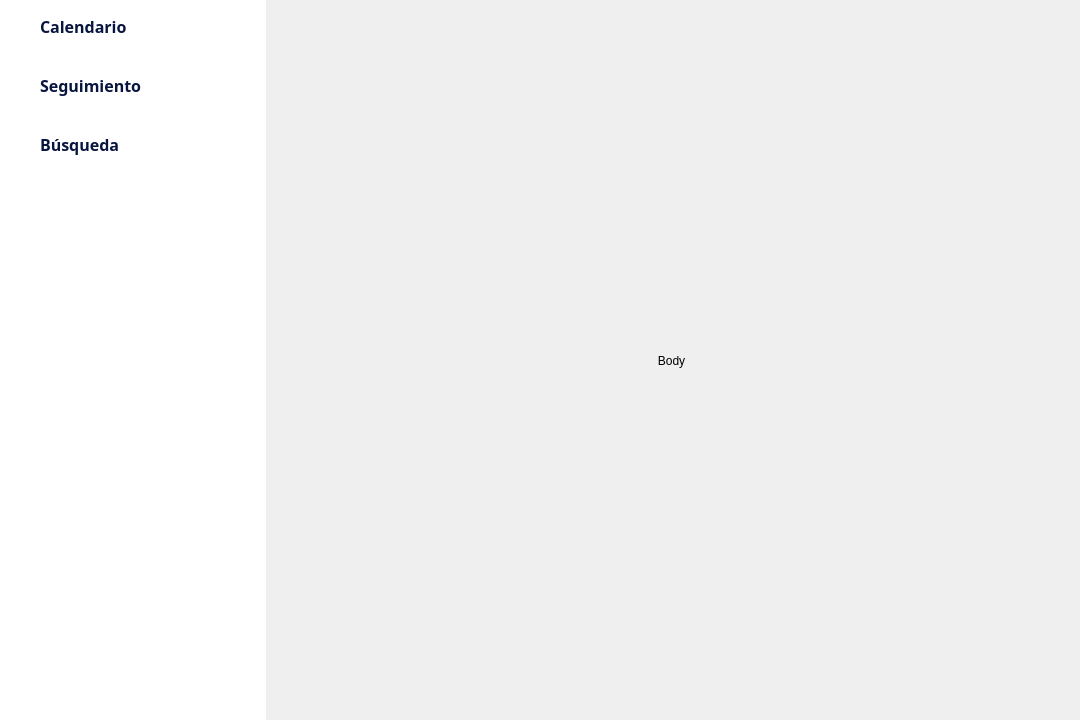
Old version of the form boxpile.ui in the repository ErtonDev/TR-ES_JG.
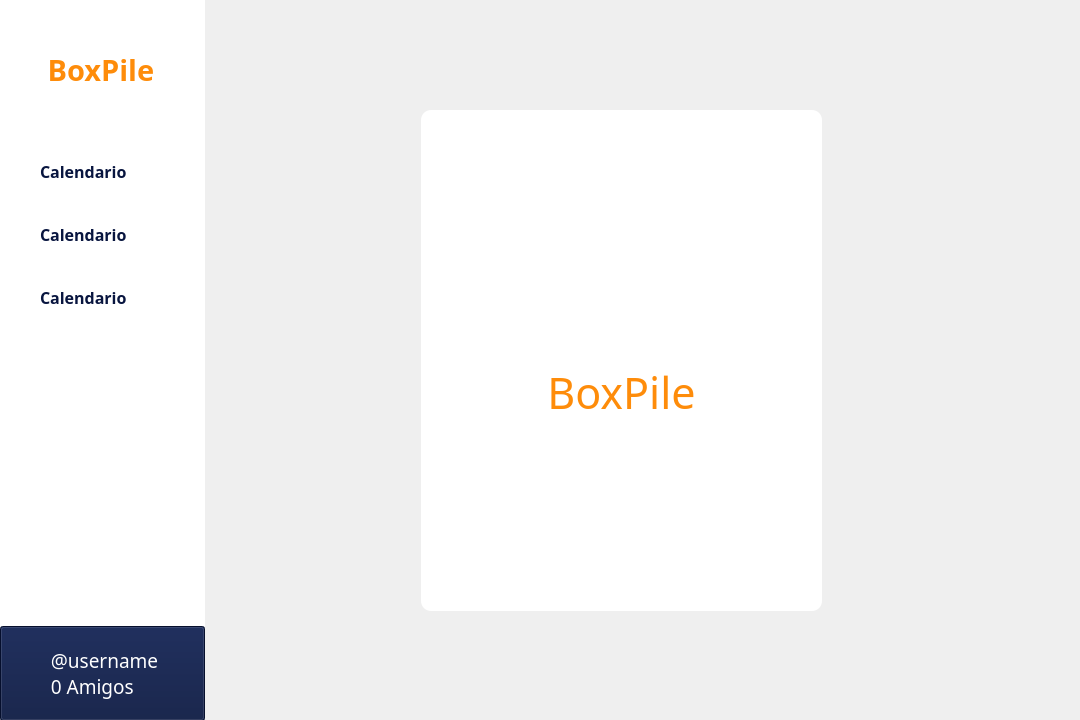
New version of the form. Icons and pictures are not drawn.

Commit message:
Further imporvement of window resizing
Added scalable layouts and tested different versions in the layouttest files

Diff of the .ui file:
```diff
--- a/boxpile.ui
+++ b/boxpile.ui
@@ -22,33 +22,49 @@
      <rect>
       <x>0</x>
       <y>0</y>
-      <width>1071</width>
+      <width>1081</width>
       <height>721</height>
      </rect>
     </property>
-    <layout class="QHBoxLayout" name="mainLayout" stretch="1,3">
+    <layout class="QHBoxLayout" name="mainLayout" stretch="1,100">
      <item>
-      <widget class="QFrame" name="sideBar_frame">
+      <layout class="QVBoxLayout" name="sideBarLayout" stretch="0,0,0,0,0,0">
+       <property name="spacing">
+        <number>0</number>
+       </property>
+       <item>
+        <widget class="QPushButton" name="pushButton_2">
+         <property name="font">
+          <font>
+           <family>Ubuntu Light</family>
+           <pointsize>22</pointsize>
+           <weight>75</weight>
+           <bold>true</bold>
+          </font>
+         </property>
        <property name="styleSheet">
-        <string notr="true">background-color: rgb(255, 255, 255);
-border-radius: 0px;</string>
-       </property>
-       <property name="frameShape">
-        <enum>QFrame::StyledPanel</enum>
-       </property>
-       <property name="frameShadow">
-        <enum>QFrame::Raised</enum>
-       </property>
-       <widget class="QWidget" name="verticalLayoutWidget_2">
-        <property name="geometry">
-         <rect>
-          <x>0</x>
-          <y>0</y>
-          <width>271</width>
-          <height>701</height>
-         </rect>
-        </property>
-        <layout class="QVBoxLayout" name="sideBar_layout">
+          <string notr="true">color: rgb(254, 140, 10);
+background-color: rgb(255, 255, 255);
+border-radius: 0px;
+padding: 50px;
+padding-left: 40px;
+text-align: left;</string>
+         </property>
+         <property name="text">
+          <string> BoxPile</string>
+         </property>
+         <property name="icon">
+          <iconset>
+           <normaloff>resources/logoTR_orange.png</normaloff>resources/logoTR_orange.png</iconset>
+         </property>
+         <property name="iconSize">
+          <size>
+           <width>45</width>
+           <height>45</height>
+          </size>
+         </property>
+        </widget>
+       </item>
          <item>
           <widget class="QPushButton" name="btnCalendario">
            <property name="font">
@@ -61,10 +77,12 @@
            </property>
            <property name="styleSheet">
             <string notr="true">QPushButton {
-	padding: 15px;
+	padding: 20px;
 	padding-left: 40px;
 	text-align: left;
 	color: rgb(8, 21, 63);
+	background-color: rgb(255, 255, 255);
+	border-radius: 0px;
 }
 
 QPushButton:hover {
@@ -78,7 +96,7 @@
           </widget>
          </item>
          <item>
-          <widget class="QPushButton" name="btnSeguimientol">
+        <widget class="QPushButton" name="btnSeguimiento">
            <property name="font">
             <font>
              <family>Ubuntu Light</family>
@@ -89,10 +107,12 @@
            </property>
            <property name="styleSheet">
             <string notr="true">QPushButton {
-	padding: 15px;
+	padding: 20px;
 	padding-left: 40px;
 	text-align: left;
 	color: rgb(8, 21, 63);
+	background-color: rgb(255, 255, 255);
+	border-radius: 0px;
 }
 
 QPushButton:hover {
@@ -101,7 +121,7 @@
 </string>
            </property>
            <property name="text">
-            <string>Seguimiento</string>
+          <string>Calendario</string>
            </property>
           </widget>
          </item>
@@ -117,10 +137,12 @@
            </property>
            <property name="styleSheet">
             <string notr="true">QPushButton {
-	padding: 15px;
+	padding: 20px;
 	padding-left: 40px;
 	text-align: left;
 	color: rgb(8, 21, 63);
+	background-color: rgb(255, 255, 255);
+	border-radius: 0px;
 }
 
 QPushButton:hover {
@@ -129,40 +151,254 @@
 </string>
            </property>
            <property name="text">
-            <string>Búsqueda</string>
+          <string>Calendario</string>
            </property>
           </widget>
          </item>
          <item>
-          <spacer name="verticalSpacer">
-           <property name="orientation">
-            <enum>Qt::Vertical</enum>
-           </property>
-           <property name="sizeHint" stdset="0">
+        <widget class="QFrame" name="sideBarFill">
+         <property name="styleSheet">
+          <string notr="true">background-color: rgb(255, 255, 255);
+border-radius: 0px;</string>
+         </property>
+         <property name="frameShape">
+          <enum>QFrame::StyledPanel</enum>
+         </property>
+         <property name="frameShadow">
+          <enum>QFrame::Raised</enum>
+         </property>
+        </widget>
+       </item>
+       <item>
+        <widget class="QPushButton" name="pushButton">
+         <property name="font">
+          <font>
+           <family>Ubuntu Light</family>
+           <pointsize>14</pointsize>
+          </font>
+         </property>
+         <property name="styleSheet">
+          <string notr="true">color: rgb(255, 255, 255);
+background-color: rgb(8, 21, 63);
+padding: 20px;
+padding-left: 40px;
+text-align: left</string>
+         </property>
+         <property name="text">
+          <string>  @username
+  0 Amigos</string>
+         </property>
+         <property name="icon">
+          <iconset>
+           <normaloff>resources/logoTR_blue.png</normaloff>resources/logoTR_blue.png</iconset>
+         </property>
+         <property name="iconSize">
             <size>
-             <width>20</width>
-             <height>40</height>
-            </size>
-           </property>
-          </spacer>
-         </item>
-        </layout>
-       </widget>
-      </widget>
-     </item>
+           <width>45</width>
+           <height>45</height>
+          </size>
+         </property>
+        </widget>
+       </item>
+      </layout>
+     </item>
+     <item>
+      <layout class="QGridLayout" name="bodyLayout">
+       <item row="0" column="0">
+        <widget class="QStackedWidget" name="stackedWidget">
+         <property name="currentIndex">
+          <number>0</number>
+         </property>
+         <widget class="QWidget" name="loginPage">
+          <widget class="QWidget" name="gridLayoutWidget_2">
+           <property name="geometry">
+            <rect>
+             <x>10</x>
+             <y>10</y>
+             <width>801</width>
+             <height>701</height>
+            </rect>
+           </property>
+           <layout class="QGridLayout" name="loginGrid" rowstretch="1,5,1" columnstretch="1,2,1">
+            <property name="spacing">
+             <number>0</number>
+            </property>
+            <item row="0" column="2">
+             <widget class="QFrame" name="loginGrey3">
+              <property name="styleSheet">
+               <string notr="true">border-radius: 0px;</string>
+              </property>
+              <property name="frameShape">
+               <enum>QFrame::StyledPanel</enum>
+              </property>
+              <property name="frameShadow">
+               <enum>QFrame::Raised</enum>
+              </property>
+             </widget>
+            </item>
+            <item row="0" column="1">
+             <widget class="QFrame" name="loginGrey2">
+              <property name="styleSheet">
+               <string notr="true">border-radius: 0px;</string>
+              </property>
+              <property name="frameShape">
+               <enum>QFrame::StyledPanel</enum>
+              </property>
+              <property name="frameShadow">
+               <enum>QFrame::Raised</enum>
+              </property>
+             </widget>
+            </item>
+            <item row="1" column="2">
+             <widget class="QFrame" name="loginGrey5">
+              <property name="styleSheet">
+               <string notr="true">border-radius: 0px;</string>
+              </property>
+              <property name="frameShape">
+               <enum>QFrame::StyledPanel</enum>
+              </property>
+              <property name="frameShadow">
+               <enum>QFrame::Raised</enum>
+              </property>
+             </widget>
+            </item>
+            <item row="0" column="0">
+             <widget class="QFrame" name="loginGrey1">
+              <property name="styleSheet">
+               <string notr="true">border-radius: 0px;</string>
+              </property>
+              <property name="frameShape">
+               <enum>QFrame::StyledPanel</enum>
+              </property>
+              <property name="frameShadow">
+               <enum>QFrame::Raised</enum>
+              </property>
+             </widget>
+            </item>
+            <item row="1" column="0">
+             <widget class="QFrame" name="loginGrey4">
+              <property name="styleSheet">
+               <string notr="true">border-radius: 0px;</string>
+              </property>
+              <property name="frameShape">
+               <enum>QFrame::StyledPanel</enum>
+              </property>
+              <property name="frameShadow">
+               <enum>QFrame::Raised</enum>
+              </property>
+             </widget>
+            </item>
+            <item row="2" column="0">
+             <widget class="QFrame" name="loginGrey6">
+              <property name="styleSheet">
+               <string notr="true">border-radius: 0px;</string>
+              </property>
+              <property name="frameShape">
+               <enum>QFrame::StyledPanel</enum>
+              </property>
+              <property name="frameShadow">
+               <enum>QFrame::Raised</enum>
+              </property>
+             </widget>
+            </item>
+            <item row="2" column="1">
+             <widget class="QFrame" name="loginGrey7">
+              <property name="styleSheet">
+               <string notr="true">border-radius: 0px;</string>
+              </property>
+              <property name="frameShape">
+               <enum>QFrame::StyledPanel</enum>
+              </property>
+              <property name="frameShadow">
+               <enum>QFrame::Raised</enum>
+              </property>
+             </widget>
+            </item>
+            <item row="2" column="2">
+             <widget class="QFrame" name="loginGrey8">
+              <property name="styleSheet">
+               <string notr="true">border-radius: 0px;</string>
+              </property>
+              <property name="frameShape">
+               <enum>QFrame::StyledPanel</enum>
+              </property>
+              <property name="frameShadow">
+               <enum>QFrame::Raised</enum>
+              </property>
+             </widget>
+            </item>
+            <item row="1" column="1">
+             <widget class="QWidget" name="loginWidget" native="true">
+              <property name="styleSheet">
+               <string notr="true">background-color: rgb(255, 255, 255);
+border-radius: 10px;</string>
+              </property>
+              <widget class="QWidget" name="verticalLayoutWidget_2">
+               <property name="geometry">
+                <rect>
+                 <x>10</x>
+                 <y>10</y>
+                 <width>381</width>
+                 <height>481</height>
+                </rect>
+               </property>
+               <layout class="QVBoxLayout" name="loginVLayout" stretch="5,0,3">
+                <property name="spacing">
+                 <number>0</number>
+                </property>
      <item>
-      <layout class="QVBoxLayout" name="bodyLayout">
+                 <widget class="QPushButton" name="loginLogo">
+                  <property name="styleSheet">
+                   <string notr="true">padding-top: 40px;
+padding-left: 80px;
+padding-right: 80px;
+padding-bottom: 10px;</string>
+                  </property>
+                  <property name="text">
+                   <string/>
+                  </property>
+                  <property name="icon">
+                   <iconset>
+                    <normaloff>resources/logoTR_orange.png</normaloff>resources/logoTR_orange.png</iconset>
+                  </property>
+                  <property name="iconSize">
+                   <size>
+                    <width>140</width>
+                    <height>140</height>
+                   </size>
+                  </property>
+                 </widget>
+                </item>
        <item>
-        <widget class="QLabel" name="label">
+                 <widget class="QLabel" name="loginTitle">
+                  <property name="font">
+                   <font>
+                    <family>Ubuntu Light</family>
+                    <pointsize>32</pointsize>
+                   </font>
+                  </property>
          <property name="styleSheet">
-          <string notr="true">color: rgb(0, 0, 0);</string>
+                   <string notr="true">color: rgb(254, 140, 10);</string>
          </property>
          <property name="text">
-          <string>Body</string>
+                   <string>BoxPile</string>
          </property>
          <property name="alignment">
           <set>Qt::AlignCenter</set>
          </property>
+                 </widget>
+                </item>
+                <item>
+                 <layout class="QGridLayout" name="gridLayout"/>
+                </item>
+               </layout>
+              </widget>
+             </widget>
+            </item>
+           </layout>
+          </widget>
+         </widget>
+         <widget class="QWidget" name="calendarioPage"/>
         </widget>
        </item>
       </layout>
```
Lines whose indentation alone changed are shown as unchanged. The commit also changes 6 other files.
